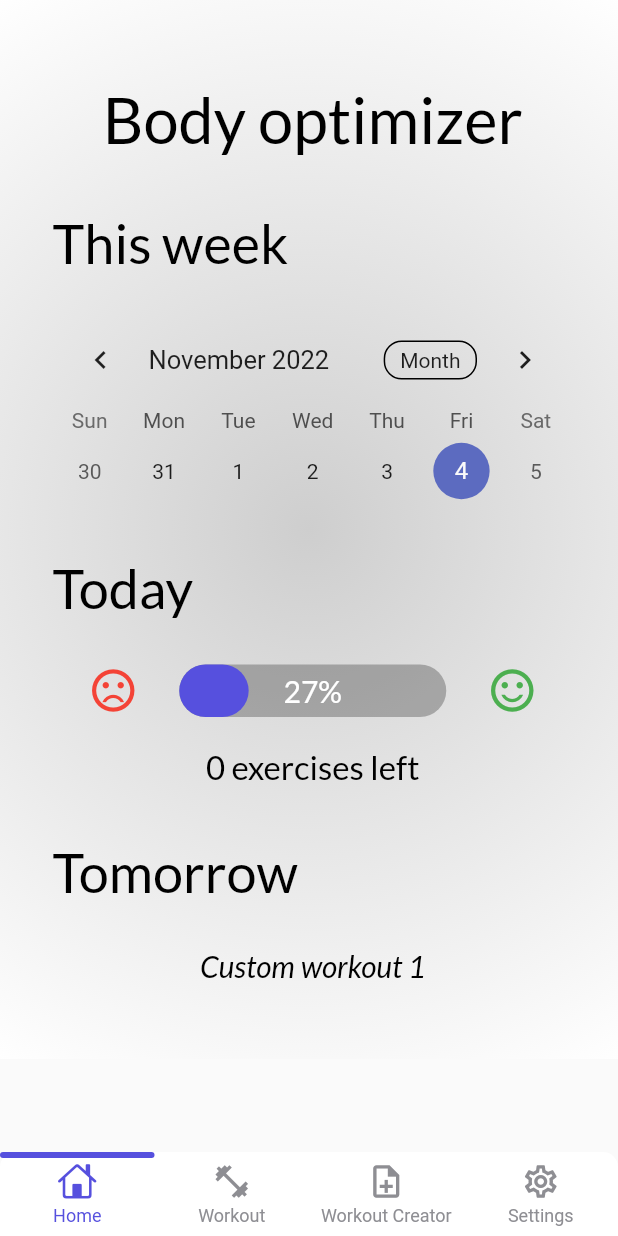
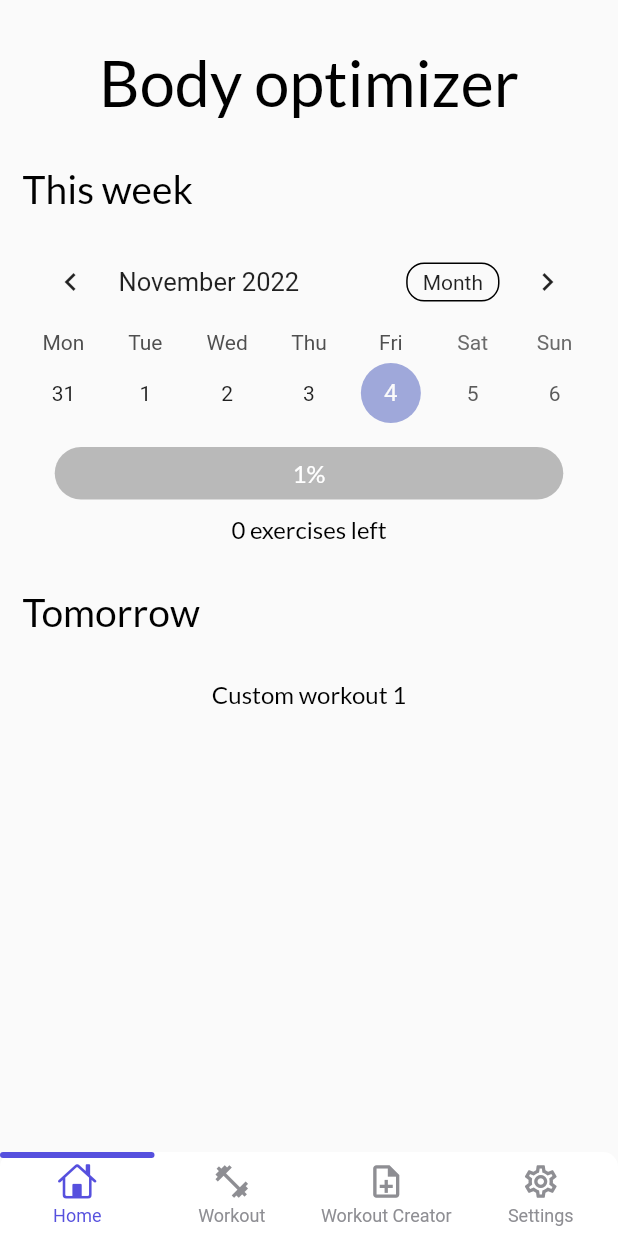
Before and after one commit to dolienn/body_optimizer, a Flutter app: the screen it shows after launch, on a phone screen of 412 x 824 dp. Run offline on Flutter 3.47's test engine with Material 2 defaults, Android fonts, the phone set to English and light mode, and no system bars; drawn by our look-alikes of getwidget, persistent_bottom_nav_bar, table_calendar; our stand-ins replace google_fonts.

```diff
--- a/lib/screens/homepage.dart
+++ b/lib/screens/homepage.dart
@@ -1,9 +1,9 @@
+
 import 'package:body_optimizer/screens/mainpage.dart';
 import 'package:google_fonts/google_fonts.dart';
 import 'package:getwidget/getwidget.dart';
 import 'package:flutter/material.dart';
 import 'package:table_calendar/table_calendar.dart';
-import 'dart:async';
 
 class MyHomePage extends StatefulWidget {
   const MyHomePage({Key? key}) : super(key: key);
@@ -13,63 +13,46 @@ class MyHomePage extends StatefulWidget {
 }
 
 class _MyHomePageState extends State<MyHomePage> {
-  // TEXT STYLE //
 
+
+  /// Returns a list of [DateTime] objects from [first] to [last], inclusive.
+  List<DateTime> daysInRange(DateTime first, DateTime last) {
+    final dayCount = last.difference(first).inDays + 1;
+    return List.generate(
+      dayCount,
+      (index) => DateTime.utc(first.year, first.month, first.day + index),
+    );
+  }
+
+  late DateTime now;
+  late DateTime firstDay;
+  late DateTime lastDay;
+
+  CalendarFormat _calendarFormat = CalendarFormat.week;
+  final DateTime _focusedDay = DateTime.now();
+  DateTime? _selectedDay;
+  DateTime? _rangeStart;
+  DateTime? _rangeEnd;
   // DATE VARIABLES FOR CALENDAR //
-  DateTime _selectedDay = DateTime.now();
-  var _calendarFormat = CalendarFormat.week;
+  DateTime selectedDay = DateTime.now();
+  CalendarFormat calendarFormat = CalendarFormat.week;
 
   // VARIABLES FROM OTHER SITES (for now placeholder) //
   int numOfExercises = 0;
   String workoutName = "Custom workout 1";
 
   // PROGRESS BAR //
-  // Variables
   double progress = 0.0;
-  // Initialization
-  @override
-  void initState() {
-    late Timer timer;
-    timer = Timer.periodic(const Duration(milliseconds: 300), (_) {
-      setState(() {
-        progress += 0.01;
-        if (progress >= 0.99) {
-          timer.cancel();
-          // percent=0;
-        }
-      });
-    });
-    super.initState();
-  }
 
   @override
   Widget build(BuildContext context) {
     return Scaffold(
-      body: Container(
-        decoration: const BoxDecoration(
-          gradient: RadialGradient(
-            radius: 1,
-            colors: [
-              Color(0xFFCECECE),
-              Color(0xFFFFFFFF),
-            ],
-          ),
-        ),
-        child: SingleChildScrollView(
-          child: Container(
-            width: double.infinity,
-            margin: const EdgeInsets.all(10.0),
+      body: SingleChildScrollView(
         child: Padding(
-              padding: const EdgeInsets.only(top: 40.0, left: 25.0),
+          padding: const EdgeInsets.symmetric(horizontal: 15, vertical: 30),
           child: Column(
             children: [
-                  Padding(
-                    padding: const EdgeInsets.only(right: 20.0),
-                    child: Column(
-                      children: [
-                        Padding(
-                          padding: const EdgeInsets.symmetric(vertical: 5.0),
-                          child: Row(
+              Row(
                 mainAxisAlignment: MainAxisAlignment.center,
                 children: [
                   Text(
@@ -81,91 +64,67 @@ class _MyHomePageState extends State<MyHomePage> {
                   ),
                 ],
               ),
-                        ),
               Padding(
-                          padding: const EdgeInsets.only(top: 30, bottom: 10),
+                padding: const EdgeInsets.only(top: 30, bottom: 15),
                 child: Row(
                   children: [
                     Text(
                       "This week",
                       style: GoogleFonts.lato(
                         color: Colors.black,
-                                  fontSize: 36,
+                        fontSize: 26,
                       ),
                     ),
                   ],
                 ),
               ),
-                        Padding(
-                          padding: const EdgeInsets.symmetric(vertical: 15),
-                          child: TableCalendar(
+              TableCalendar(
                 firstDay: DateTime.utc(2010, 10, 16),
                 lastDay: DateTime.utc(2030, 3, 14),
-                            focusedDay: DateTime.now(),
-                            selectedDayPredicate: (day) {
-                              return isSameDay(_selectedDay, day);
+                focusedDay: _focusedDay,
+                selectedDayPredicate: (day) => isSameDay(_selectedDay, day),
+                rangeStartDay: _rangeStart,
+                rangeEndDay: _rangeEnd,
+                calendarFormat: _calendarFormat,
+                startingDayOfWeek: StartingDayOfWeek.monday,
+                calendarStyle: const CalendarStyle(
+                  // Use `CalendarStyle` to customize the UI
+                  outsideDaysVisible: false,
+                ),
+                onFormatChanged: (format) {
+                  setState(() {
+                    _calendarFormat = format;
+                  });
                 },
                 onDaySelected: (selectedDay, focusedDay) {
                   setState(() {
                     _selectedDay = selectedDay;
                   });
                 },
-                            calendarFormat: _calendarFormat,
-                            onFormatChanged: (format) {
-                              setState(() {
-                                _calendarFormat = format;
-                              });
-                            },
                 onPageChanged: (focusedDay) {},
               ),
-                        ),
               Padding(
-                          padding: const EdgeInsets.symmetric(vertical: 15),
-                          child: Row(
-                            children: [
-                              Text(
-                                "Today",
-                                style: GoogleFonts.lato(
-                                  color: Colors.black,
-                                  fontSize: 36,
-                                ),
-                              ),
-                            ],
-                          ),
-                        ),
-                        Padding(
-                          padding: const EdgeInsets.symmetric(vertical: 15),
+                padding: const EdgeInsets.symmetric(vertical: 10),
                 child: Row(
                   mainAxisAlignment: MainAxisAlignment.center,
                   children: [
+                    // -------- LOADING BAR ------- //
                     SizedBox(
-                                width: 320,
+                      width: MediaQuery.of(context).size.width * 0.92,
                       child: GFProgressBar(
                         percentage: progress,
                         lineHeight: 35,
                         alignment: MainAxisAlignment.spaceBetween,
-                                  padding: const EdgeInsets.symmetric(
-                                      horizontal: 15),
-                                  leading: const Icon(
-                                    Icons.sentiment_dissatisfied_outlined,
-                                    color: Colors.red,
-                                    size: 34,
-                                  ),
-                                  trailing: const Icon(
-                                    Icons.sentiment_satisfied_alt_outlined,
-                                    color: Colors.green,
-                                    size: 34,
-                                  ),
+                        padding: const EdgeInsets.symmetric(horizontal: 10),
                         backgroundColor: Colors.black26,
-                                  progressBarColor:
-                                      PublicVariables().activeColor,
+                        progressBarColor: PublicVariables().activeColor,
                         child: Center(
                           child: Text(
                             "${((progress + 0.01) * 100).round()}%",
                             textAlign: TextAlign.end,
                             style: GoogleFonts.lato(
                               color: Colors.white,
-                                        fontSize: 20,
+                              fontSize: 16,
                             ),
                           ),
                         ),
@@ -175,7 +134,7 @@ class _MyHomePageState extends State<MyHomePage> {
                 ),
               ),
               Padding(
-                          padding: const EdgeInsets.only(top: 5, bottom: 20),
+                padding: const EdgeInsets.only(bottom: 20),
                 child: Row(
                   mainAxisAlignment: MainAxisAlignment.center,
                   children: [
@@ -183,28 +142,28 @@ class _MyHomePageState extends State<MyHomePage> {
                       "$numOfExercises exercises left",
                       style: GoogleFonts.lato(
                         color: Colors.black,
-                                  fontSize: 22,
+                        fontSize: 16,
                       ),
                     ),
                   ],
                 ),
               ),
               Padding(
-                          padding: const EdgeInsets.symmetric(vertical: 15),
+                padding: const EdgeInsets.symmetric(vertical: 10),
                 child: Row(
                   children: [
                     Text(
                       "Tomorrow",
                       style: GoogleFonts.lato(
                         color: Colors.black,
-                                  fontSize: 36,
+                        fontSize: 26,
                       ),
                     ),
                   ],
                 ),
               ),
               Padding(
-                          padding: const EdgeInsets.only(top: 15, bottom: 40),
+                padding: const EdgeInsets.symmetric(vertical: 20),
                 child: Row(
                   mainAxisAlignment: MainAxisAlignment.center,
                   children: [
@@ -212,11 +171,7 @@ class _MyHomePageState extends State<MyHomePage> {
                       workoutName,
                       style: GoogleFonts.lato(
                         color: Colors.black,
-                                  fontSize: 20,
-                                  fontStyle: FontStyle.italic,
-                                ),
-                              ),
-                            ],
+                        fontSize: 16,
                       ),
                     ),
                   ],
@@ -226,8 +181,6 @@ class _MyHomePageState extends State<MyHomePage> {
           ),
         ),
       ),
-        ),
-      ),
     );
   }
 }
--- a/pubspec.yaml
+++ b/pubspec.yaml
@@ -41,6 +41,7 @@ dependencies:
   persistent_bottom_nav_bar: ^5.0.2
   liquid_progress_indicator: ^0.3.2
   getwidget: ^3.0.1
+  shared_preferences: ^2.0.15
 
 dev_dependencies:
   flutter_test:
```
Also changed, not shown: pubspec.lock. Lines whose indentation alone changed are shown as unchanged.
